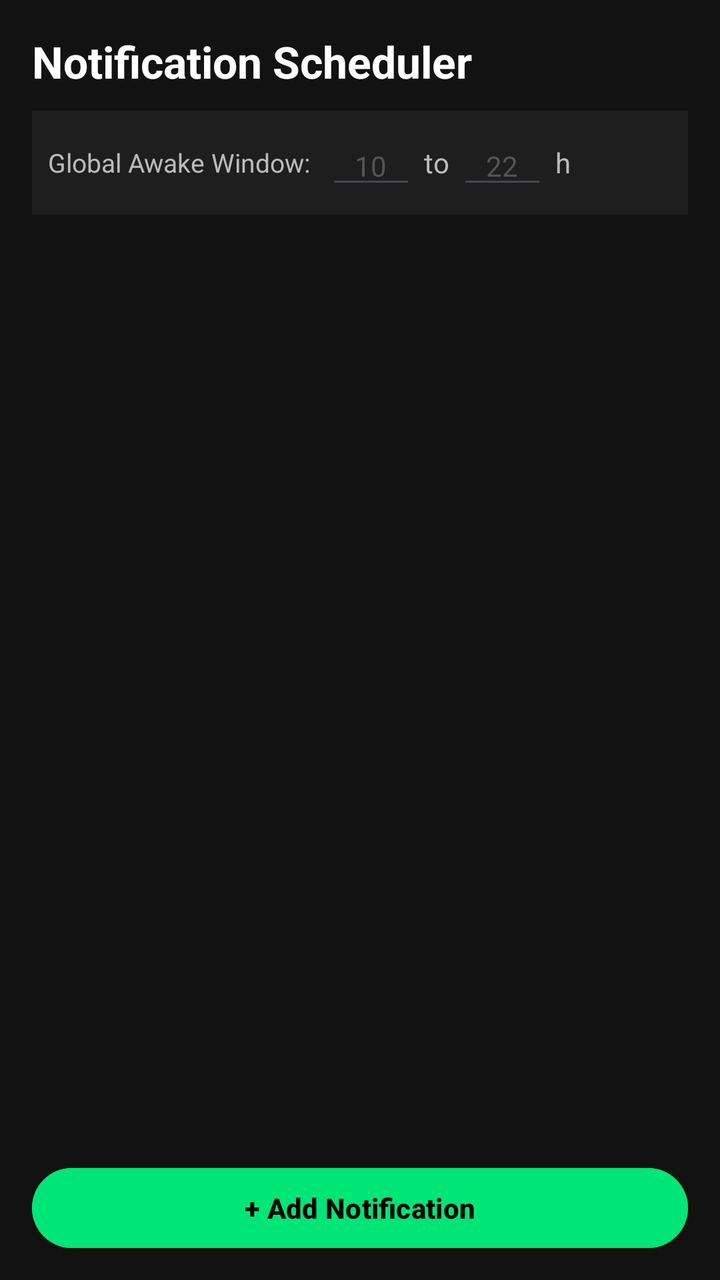
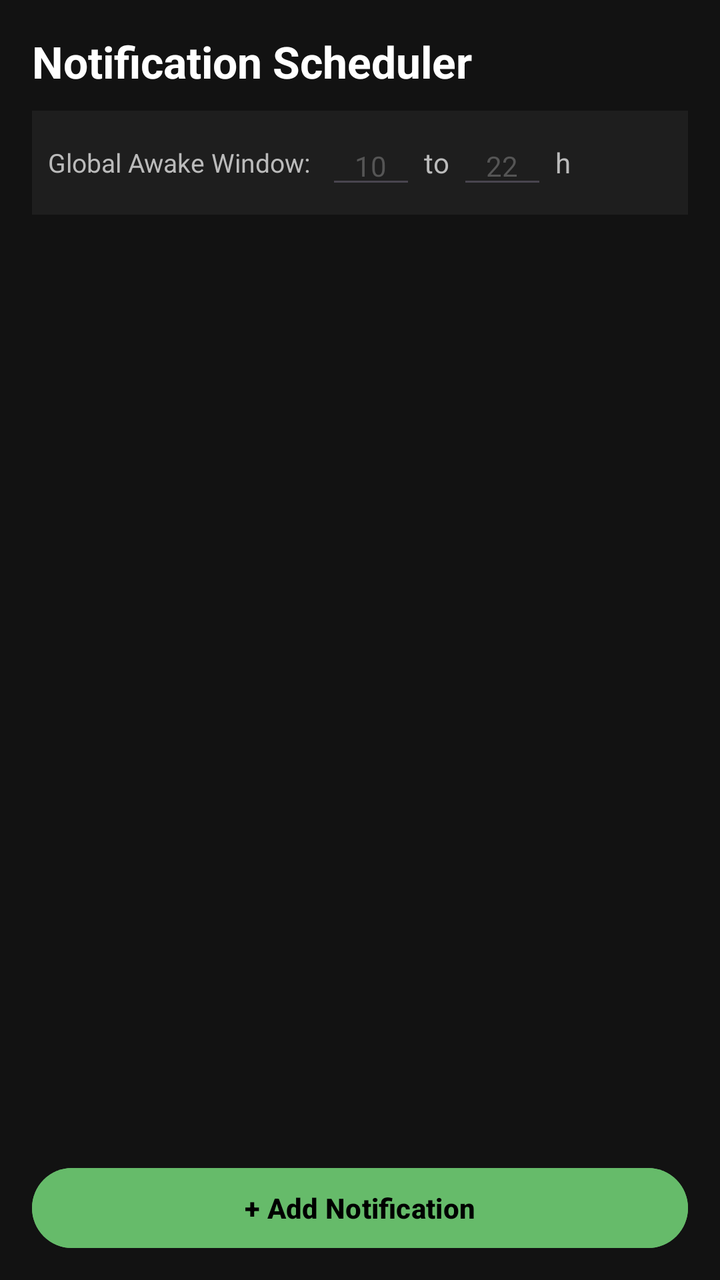

The first picture is an Android layout as it rendered before a commit; the second is the same layout after the commit. The layout source and the unified diff follow.
<!-- AndroidManifest.xml: application theme Theme.App_Blocker -->
<!-- res/layout/activity_notification_scheduler.xml -->
<?xml version="1.0" encoding="utf-8"?>
<LinearLayout xmlns:android="http://schemas.android.com/apk/res/android"
    android:id="@+id/rootSchedulerLayout"
    android:layout_width="match_parent"
    android:layout_height="match_parent"
    android:background="#121212"
    android:orientation="vertical"
    android:fitsSystemWindows="true"
    android:paddingStart="16dp"
    android:paddingEnd="16dp"
    android:paddingTop="12dp"
    android:paddingBottom="12dp">

    <TextView
        android:layout_width="wrap_content"
        android:layout_height="wrap_content"
        android:layout_marginTop="4dp"
        android:text="Notification Scheduler"
        android:textColor="#FFFFFF"
        android:textSize="22sp"
        android:textStyle="bold" />

    
    <LinearLayout
        android:layout_width="match_parent"
        android:layout_height="wrap_content"
        android:layout_marginTop="10dp"
        android:background="#1E1E1E"
        android:orientation="horizontal"
        android:padding="8dp"
        android:gravity="center_vertical">

        <TextView
            android:layout_width="wrap_content"
            android:layout_height="wrap_content"
            android:text="Global Awake Window:"
            android:textColor="#BBBBBB"
            android:textSize="13sp" />

        <EditText
            android:id="@+id/globalStartInput"
            android:layout_width="45dp"
            android:layout_height="wrap_content"
            android:layout_marginStart="8dp"
            android:hint="10"
            android:gravity="center"
            android:inputType="number"
            android:textColor="#FFFFFF"
            android:textColorHint="#555555"
            android:textSize="14sp" />

        <TextView
            android:layout_width="wrap_content"
            android:layout_height="wrap_content"
            android:layout_marginLeft="4dp"
            android:layout_marginRight="4dp"
            android:text="to"
            android:textColor="#BBBBBB" />

        <EditText
            android:id="@+id/globalEndInput"
            android:layout_width="45dp"
            android:layout_height="wrap_content"
            android:hint="22"
            android:gravity="center"
            android:inputType="number"
            android:textColor="#FFFFFF"
            android:textColorHint="#555555"
            android:textSize="14sp" />

        <TextView
            android:layout_width="wrap_content"
            android:layout_height="wrap_content"
            android:layout_marginStart="4dp"
            android:text="h"
            android:textColor="#BBBBBB" />
    </LinearLayout>

    <ScrollView
        android:layout_width="match_parent"
        android:layout_height="0dp"
        android:layout_weight="1"
        android:layout_marginTop="10dp">

        <LinearLayout
            android:id="@+id/listContainer"
            android:layout_width="match_parent"
            android:layout_height="wrap_content"
            android:orientation="vertical" />
    </ScrollView>

    <Button
        android:id="@+id/btnAddNotification"
        android:layout_width="match_parent"
        android:layout_height="wrap_content"
        android:layout_marginTop="8dp"
        android:backgroundTint="#00E676"
        android:text="+ Add Notification"
        android:textColor="#000000"
        android:textStyle="bold" />

</LinearLayout>
<!-- resources referenced by this layout -->
<resources>
  <style name="Theme.App_Blocker" parent="Base.Theme.App_Blocker" />
  <style name="Base.Theme.App_Blocker" parent="Theme.Material3.DayNight.NoActionBar">
          
          <item name="android:statusBarColor">#121212</item>
          <item name="android:navigationBarColor">#121212</item>
      </style>
</resources>

<!-- the commit's change to res/layout/activity_notification_scheduler.xml (unified diff, before → after) -->
@@ -94,7 +94,7 @@
         android:layout_width="match_parent"
         android:layout_height="wrap_content"
         android:layout_marginTop="8dp"
-        android:backgroundTint="#00E676"
+        android:backgroundTint="#66BB6A"
         android:text="+ Add Notification"
         android:textColor="#000000"
         android:textStyle="bold" />
